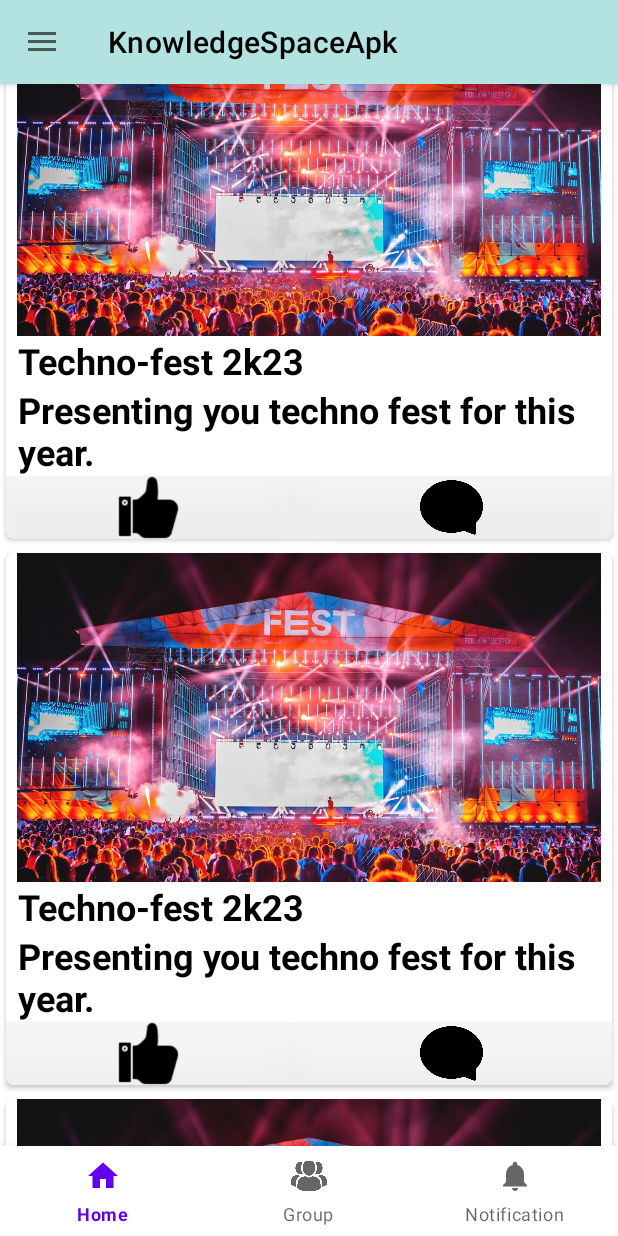
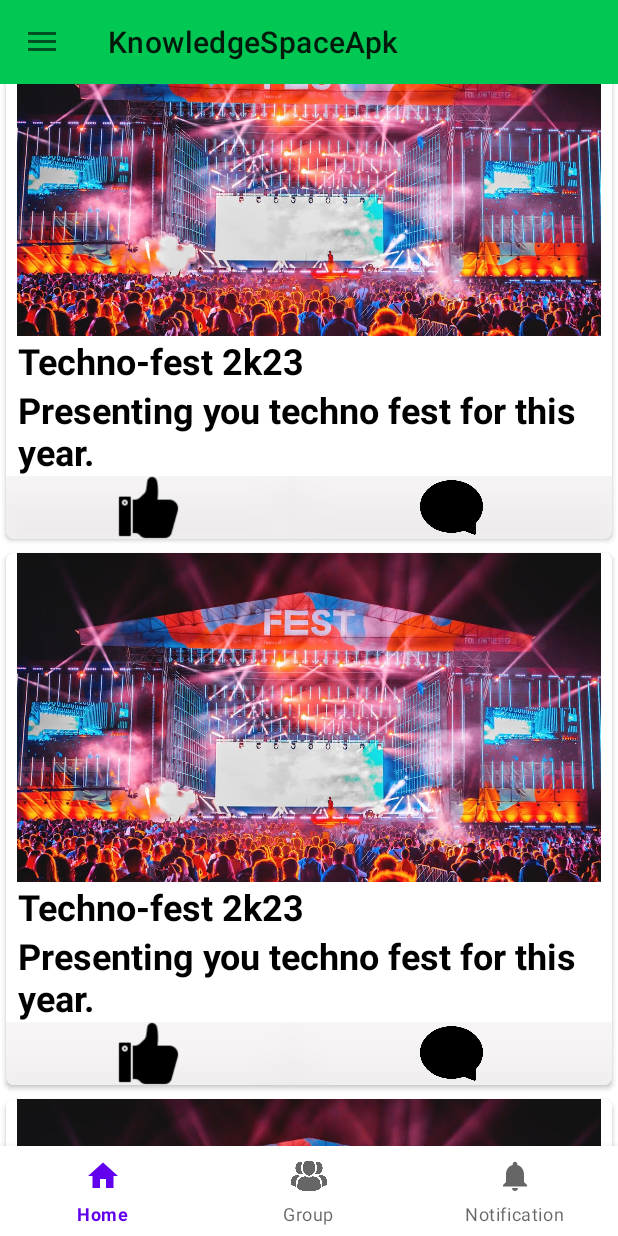
Before and after one commit to TempAc1/ksAppForked, an Android app: the screen it shows after launch (homeSc), on a phone screen of 412 x 824 dp. Run offline under Robolectric (Android 15) with nearby library versions, the phone set to English and light mode, and no system bars.

Commit message:
made custom toolbar successfully.

```diff
--- a/KnowledgeSpaceApk/app/src/main/java/com/example/knowledgespaceapk/homeSc.java
+++ b/KnowledgeSpaceApk/app/src/main/java/com/example/knowledgespaceapk/homeSc.java
@@ -1,6 +1,8 @@
 package com.example.knowledgespaceapk;
 
 
+import androidx.annotation.NonNull;
+import androidx.appcompat.app.ActionBar;
 import androidx.appcompat.app.ActionBarDrawerToggle;
 import androidx.appcompat.app.AppCompatActivity;
 import androidx.appcompat.widget.Toolbar;
@@ -10,7 +12,9 @@ import androidx.fragment.app.Fragment;
 import androidx.fragment.app.FragmentManager;
 import androidx.fragment.app.FragmentTransaction;
 import android.os.Bundle;
+import android.view.MenuItem;
 import android.view.WindowManager;
+import android.widget.Toast;
 
 import com.google.android.material.bottomnavigation.BottomNavigationView;
 
@@ -18,6 +22,8 @@ import com.google.android.material.bottomnavigation.BottomNavigationView;
 public class homeSc extends AppCompatActivity {
     private DrawerLayout drawerLayout;
     private BottomNavigationView bottomNavigationView;
+    private Toolbar toolbar;
+
     @Override
     protected void onCreate(Bundle savedInstanceState) {
         super.onCreate(savedInstanceState);
@@ -25,17 +31,23 @@ public class homeSc extends AppCompatActivity {
         getWindow().setFlags(WindowManager.LayoutParams.FLAG_FULLSCREEN,WindowManager.LayoutParams.FLAG_FULLSCREEN);
 
 
-        Toolbar toolbar = findViewById(R.id.drawerNavigationToolbar);
+        toolbar = findViewById(R.id.appBar);
         setSupportActionBar(toolbar);
+        ActionBar actionBar = getSupportActionBar();
+        actionBar.setDisplayHomeAsUpEnabled(true);
+        actionBar.setHomeAsUpIndicator(R.drawable.ic_baseline_menu_24);
+
+        /** Check THis code for logically error */
 
         drawerLayout = findViewById(R.id.drawerNavigationDrawerLayout);
         ActionBarDrawerToggle toggle = new ActionBarDrawerToggle(this,drawerLayout,
                             toolbar,R.string.open,R.string.close);
-       drawerLayout.addDrawerListener(toggle);
+        drawerLayout.addDrawerListener(toggle);
         toggle.syncState();
 
 
         replaceFrag(new HomeFragment());
+
         bottomNavigationView = findViewById(R.id.bottomNavigationView);
         bottomNavigationView.setOnItemSelectedListener(item -> {
 
@@ -48,6 +60,17 @@ public class homeSc extends AppCompatActivity {
         });
 
     }//End OnCreate
+
+    @Override
+    public boolean onOptionsItemSelected(@NonNull MenuItem item) {
+        switch (item.getItemId()){
+            case R.id.home:
+                drawerLayout.openDrawer(GravityCompat.START);
+                Toast.makeText(this, "Clicked", Toast.LENGTH_SHORT).show();
+                return true;
+        }
+        return super.onOptionsItemSelected(item);
+    }
 
     @Override
     public void onBackPressed() {
--- /dev/null
+++ b/KnowledgeSpaceApk/app/src/main/res/drawable/ic_baseline_menu_24.xml
@@ -0,0 +1,10 @@
+<vector xmlns:android="http://schemas.android.com/apk/res/android"
+    android:width="24dp"
+    android:height="24dp"
+    android:viewportWidth="24"
+    android:viewportHeight="24"
+    android:tint="?attr/colorControlNormal">
+  <path
+      android:fillColor="@android:color/white"
+      android:pathData="M3,18h18v-2L3,16v2zM3,13h18v-2L3,11v2zM3,6v2h18L21,6L3,6z"/>
+</vector>
--- a/KnowledgeSpaceApk/app/src/main/res/layout/activity_home_sc.xml
+++ b/KnowledgeSpaceApk/app/src/main/res/layout/activity_home_sc.xml
@@ -39,17 +39,19 @@
         android:layout_height="match_parent"
         android:orientation="vertical">
 
-        <androidx.appcompat.widget.Toolbar
-            android:id="@+id/drawerNavigationToolbar"
-            android:layout_width="match_parent"
-            android:layout_height="?attr/actionBarSize"
-            android:background="#B3E3E1"
-            android:elevation="4dp"
-            android:fadeScrollbars="true"
-            app:popupTheme="@style/ThemeOverlay.AppCompat.Light"
-            app:titleTextColor="@color/black">
+        <include
+            layout="@layout/app_bar"/>
 
-        </androidx.appcompat.widget.Toolbar>
+<!--        <androidx.appcompat.widget.Toolbar-->
+<!--            android:id="@+id/drawerNavigationToolbar"-->
+<!--            android:layout_width="match_parent"-->
+<!--            android:layout_height="?attr/actionBarSize"-->
+<!--            android:background="#B3E3E1"-->
+<!--            android:elevation="4dp"-->
+<!--            android:fadeScrollbars="true"-->
+<!--            app:popupTheme="@style/ThemeOverlay.AppCompat.Light"-->
+<!--            app:titleTextColor="@color/black">-->
+<!--        </androidx.appcompat.widget.Toolbar>-->
 
         <FrameLayout
             android:id="@+id/drawerNavigationFragmentContainer"
--- /dev/null
+++ b/KnowledgeSpaceApk/app/src/main/res/layout/app_bar.xml
@@ -0,0 +1,9 @@
+<?xml version="1.0" encoding="utf-8"?>
+<com.google.android.material.appbar.MaterialToolbar
+    xmlns:android="http://schemas.android.com/apk/res/android"
+    android:layout_width="match_parent"
+    android:layout_height="?attr/actionBarSize"
+    android:background="#00C853"
+    android:id="@+id/appBar">
+
+</com.google.android.material.appbar.MaterialToolbar>
```
